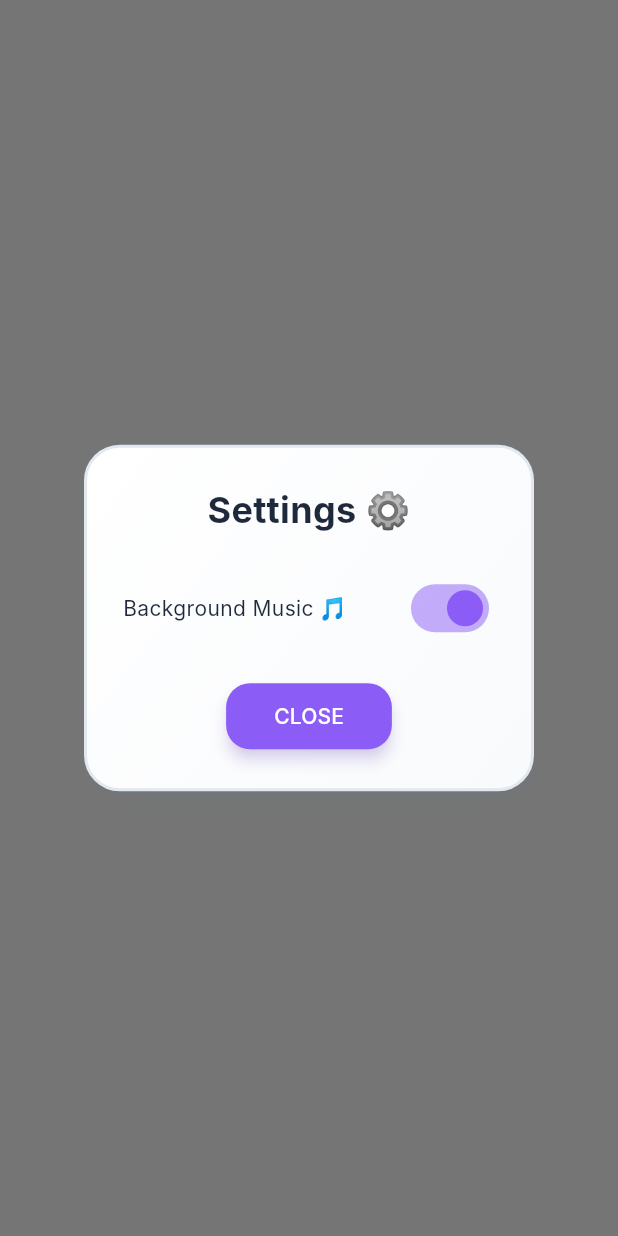
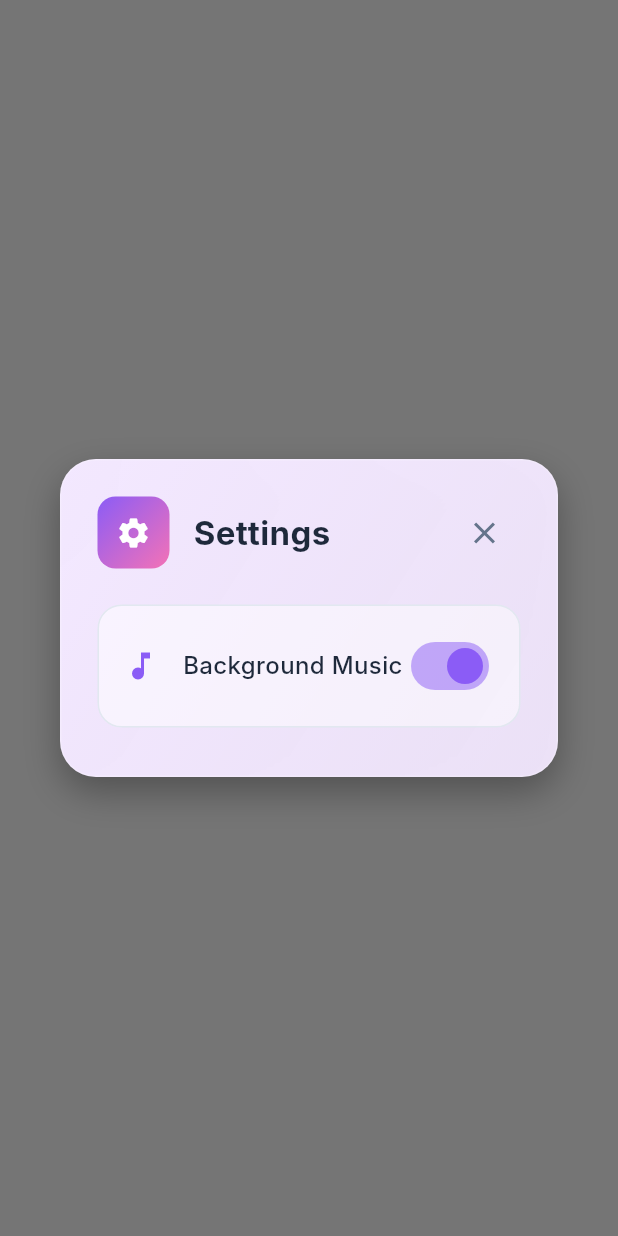
Before and after one commit to alexxtronic/nertzapp, a Flutter app: what showSettingsDialog() shows on an empty page, opened directly, on a phone screen of 412 x 824 dp. Run offline on Flutter 3.47's test engine with Material 3 defaults, Android fonts, the phone set to English and light mode, and no system bars; our stand-ins replace audioplayers, confetti, flutter_image_compress, flutter_riverpod, image_picker, supabase_flutter; accounts and stored records are empty; network calls fail; Roboto replaces fonts that are missing (Inter).

```diff
--- a/lib/ui/theme/game_theme.dart
+++ b/lib/ui/theme/game_theme.dart
@@ -100,6 +100,37 @@ class GameTheme {
   static const Duration cardFlipDuration = Duration(milliseconds: 300);
   static const Duration cardHighlightDuration = Duration(milliseconds: 200);
 
+  // ========================================
+  // SPACING SCALE (8pt grid)
+  // ========================================
+  static const double spacing4 = 4.0;
+  static const double spacing8 = 8.0;
+  static const double spacing12 = 12.0;
+  static const double spacing16 = 16.0;
+  static const double spacing20 = 20.0;
+  static const double spacing24 = 24.0;
+  static const double spacing32 = 32.0;
+  static const double spacing40 = 40.0;
+  static const double spacing48 = 48.0;
+
+  // ========================================
+  // BORDER RADIUS SCALE
+  // ========================================
+  static const double radius8 = 8.0;
+  static const double radius12 = 12.0;
+  static const double radius14 = 14.0;
+  static const double radius16 = 16.0;
+  static const double radius20 = 20.0;
+  static const double radius24 = 24.0;
+  static const double radius30 = 30.0;
+
+  // ========================================
+  // ANIMATION DURATIONS
+  // ========================================
+  static const Duration animFast = Duration(milliseconds: 150);
+  static const Duration animNormal = Duration(milliseconds: 300);
+  static const Duration animSlow = Duration(milliseconds: 500);
+
   static List<BoxShadow> cardHoverShadow = [
     BoxShadow(
       color: primary.withValues(alpha: 0.3),
@@ -200,12 +231,23 @@ class GameTheme {
         style: ElevatedButton.styleFrom(
           backgroundColor: primary,
           foregroundColor: Colors.white,
-          elevation: 4,
+          elevation: 0, // Modern flat style
           shadowColor: primary.withValues(alpha: 0.4),
           padding: const EdgeInsets.symmetric(horizontal: 24, vertical: 16),
           shape: RoundedRectangleBorder(
-            borderRadius: BorderRadius.circular(16),
+            borderRadius: BorderRadius.circular(radius16),
           ),
+          animationDuration: animFast,
+        ).copyWith(
+          overlayColor: WidgetStateProperty.resolveWith((states) {
+            if (states.contains(WidgetState.pressed)) {
+              return Colors.white.withValues(alpha: 0.2);
+            }
+            if (states.contains(WidgetState.hovered)) {
+              return Colors.white.withValues(alpha: 0.1);
+            }
+            return null;
+          }),
         ),
       ),
       outlinedButtonTheme: OutlinedButtonThemeData(
@@ -214,8 +256,19 @@ class GameTheme {
           side: const BorderSide(color: primary, width: 2),
           padding: const EdgeInsets.symmetric(horizontal: 24, vertical: 16),
           shape: RoundedRectangleBorder(
-            borderRadius: BorderRadius.circular(16),
+            borderRadius: BorderRadius.circular(radius16),
           ),
+          animationDuration: animFast,
+        ).copyWith(
+          overlayColor: WidgetStateProperty.resolveWith((states) {
+            if (states.contains(WidgetState.pressed)) {
+              return primary.withValues(alpha: 0.15);
+            }
+            if (states.contains(WidgetState.hovered)) {
+              return primary.withValues(alpha: 0.08);
+            }
+            return null;
+          }),
         ),
       ),
     );
--- a/lib/ui/widgets/game_board.dart
+++ b/lib/ui/widgets/game_board.dart
@@ -820,6 +820,7 @@ class _GameBoardState extends State<GameBoard> with TickerProviderStateMixin {
         return pile.canAdd(details.data);
       },
       onAcceptWithDetails: (details) {
+        HapticFeedback.lightImpact(); // Tactile feedback
         AudioService().playPing(); // Play ping sound
         onMove?.call(Move(
           type: MoveType.toCenter,
@@ -1127,6 +1128,7 @@ class _GameBoardState extends State<GameBoard> with TickerProviderStateMixin {
               return pile.canAdd(details.data);
             },
             onAcceptWithDetails: (details) {
+              HapticFeedback.lightImpact(); // Tactile feedback
               final movingCard = details.data;
               final location = player.findCard(movingCard.id);
               MoveType type = MoveType.toWorkPile;
--- a/lib/ui/widgets/settings_dialog.dart
+++ b/lib/ui/widgets/settings_dialog.dart
@@ -10,39 +10,84 @@ void showSettingsDialog(BuildContext context) {
         return Dialog(
           backgroundColor: Colors.transparent,
           child: Container(
-            width: 300,
-            padding: const EdgeInsets.all(24),
-            decoration: GameTheme.glassDecoration,
+            constraints: const BoxConstraints(maxWidth: 340),
+            decoration: BoxDecoration(
+              gradient: LinearGradient(
+                begin: Alignment.topLeft,
+                end: Alignment.bottomRight,
+                colors: [
+                  GameTheme.background,
+                  GameTheme.background.withValues(alpha: 0.95),
+                ],
+              ),
+              borderRadius: BorderRadius.circular(GameTheme.radius24),
+              border: Border.all(
+                color: Colors.white.withValues(alpha: 0.2),
+                width: 1,
+              ),
+              boxShadow: [
+                BoxShadow(
+                  color: Colors.black.withValues(alpha: 0.3),
+                  blurRadius: 20,
+                  offset: const Offset(0, 10),
+                ),
+              ],
+            ),
             child: Column(
               mainAxisSize: MainAxisSize.min,
               children: [
-                const Text('Settings ⚙️', style: GameTheme.h2),
-                const SizedBox(height: 24),
-                Row(
-                  mainAxisAlignment: MainAxisAlignment.spaceBetween,
-                  children: [
-                    const Text('Background Music 🎵',
-                        style: TextStyle(color: GameTheme.textPrimary)),
-                    Switch(
-                      value: AudioService().musicEnabled,
-                      onChanged: (value) {
-                        AudioService().setMusicEnabled(value);
-                        setDialogState(() {}); // Update dialog
-                      },
-                      activeColor: GameTheme.primary,
-                    ),
-                  ],
+                // Header
+                Padding(
+                  padding: const EdgeInsets.all(GameTheme.spacing24),
+                  child: Row(
+                    children: [
+                      Container(
+                        padding: const EdgeInsets.all(GameTheme.spacing12),
+                        decoration: BoxDecoration(
+                          gradient: GameTheme.primaryGradient,
+                          borderRadius: BorderRadius.circular(GameTheme.radius12),
+                        ),
+                        child: const Icon(Icons.settings, color: Colors.white, size: 24),
+                      ),
+                      const SizedBox(width: GameTheme.spacing16),
+                      const Expanded(
+                        child: Text(
+                          'Settings',
+                          style: TextStyle(
+                            fontSize: 22,
+                            fontWeight: FontWeight.bold,
+                            color: GameTheme.textPrimary,
+                          ),
+                        ),
+                      ),
+                      IconButton(
+                        icon: const Icon(Icons.close, color: GameTheme.textSecondary),
+                        onPressed: () => Navigator.pop(context),
+                      ),
+                    ],
+                  ),
                 ),
-                const SizedBox(height: 24),
-                ElevatedButton(
-                  style: ElevatedButton.styleFrom(
-                    backgroundColor: GameTheme.primary,
-                    padding: const EdgeInsets.symmetric(
-                        horizontal: 32, vertical: 12),
+
+                // Content
+                Padding(
+                  padding: EdgeInsets.fromLTRB(
+                    GameTheme.spacing24,
+                    0,
+                    GameTheme.spacing24,
+                    GameTheme.spacing24,
                   ),
-                  onPressed: () => Navigator.pop(context),
-                  child: const Text('CLOSE'),
+                  child: _buildSettingRow(
+                    icon: Icons.music_note,
+                    title: 'Background Music',
+                    value: AudioService().musicEnabled,
+                    onChanged: (value) {
+                      AudioService().setMusicEnabled(value);
+                      setDialogState(() {});
+                    },
+                  ),
                 ),
+
+                const SizedBox(height: GameTheme.spacing8),
               ],
             ),
           ),
@@ -51,3 +96,40 @@ void showSettingsDialog(BuildContext context) {
     ),
   );
 }
+
+Widget _buildSettingRow({
+  required IconData icon,
+  required String title,
+  required bool value,
+  required ValueChanged<bool> onChanged,
+}) {
+  return Container(
+    padding: const EdgeInsets.all(GameTheme.spacing16),
+    decoration: BoxDecoration(
+      color: Colors.white.withValues(alpha: 0.5),
+      borderRadius: BorderRadius.circular(GameTheme.radius16),
+      border: Border.all(color: GameTheme.glassBorder),
+    ),
+    child: Row(
+      children: [
+        Icon(icon, color: GameTheme.primary, size: 24),
+        const SizedBox(width: GameTheme.spacing16),
+        Expanded(
+          child: Text(
+            title,
+            style: const TextStyle(
+              fontSize: 16,
+              fontWeight: FontWeight.w500,
+              color: GameTheme.textPrimary,
+            ),
+          ),
+        ),
+        Switch(
+          value: value,
+          onChanged: onChanged,
+          activeColor: GameTheme.primary,
+        ),
+      ],
+    ),
+  );
+}
```
Also changed, not shown: lib/models/bot_difficulty.dart (+5 -5 lines), lib/ui/screens/lobby_screen.dart (+10 -1 lines).
